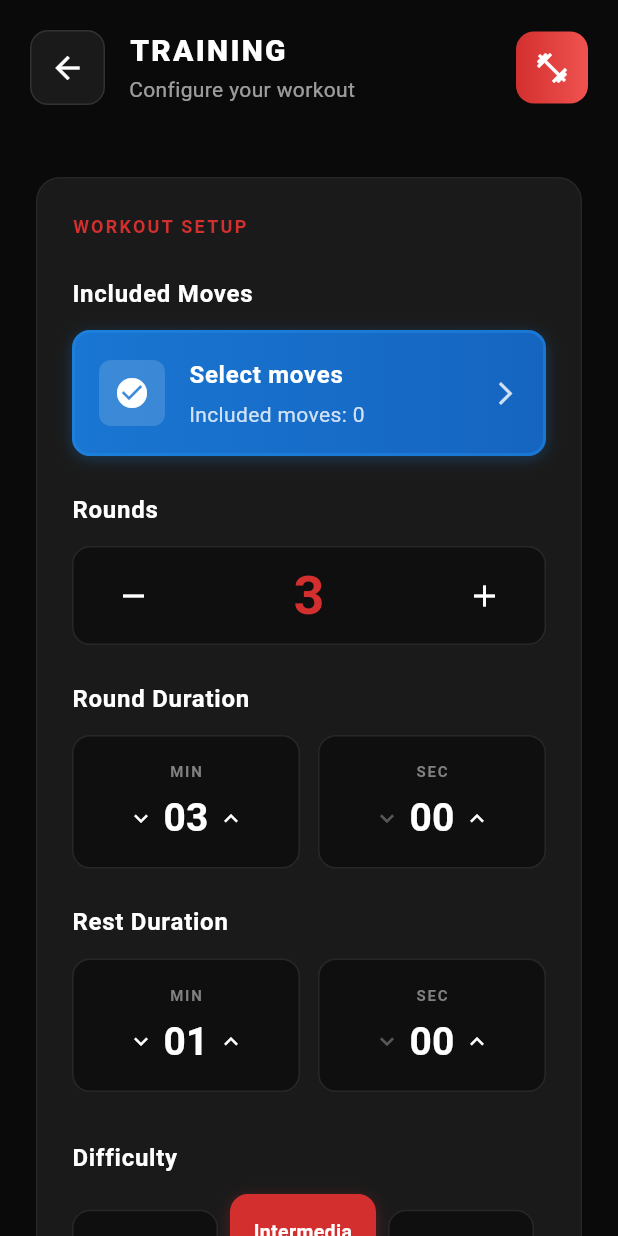
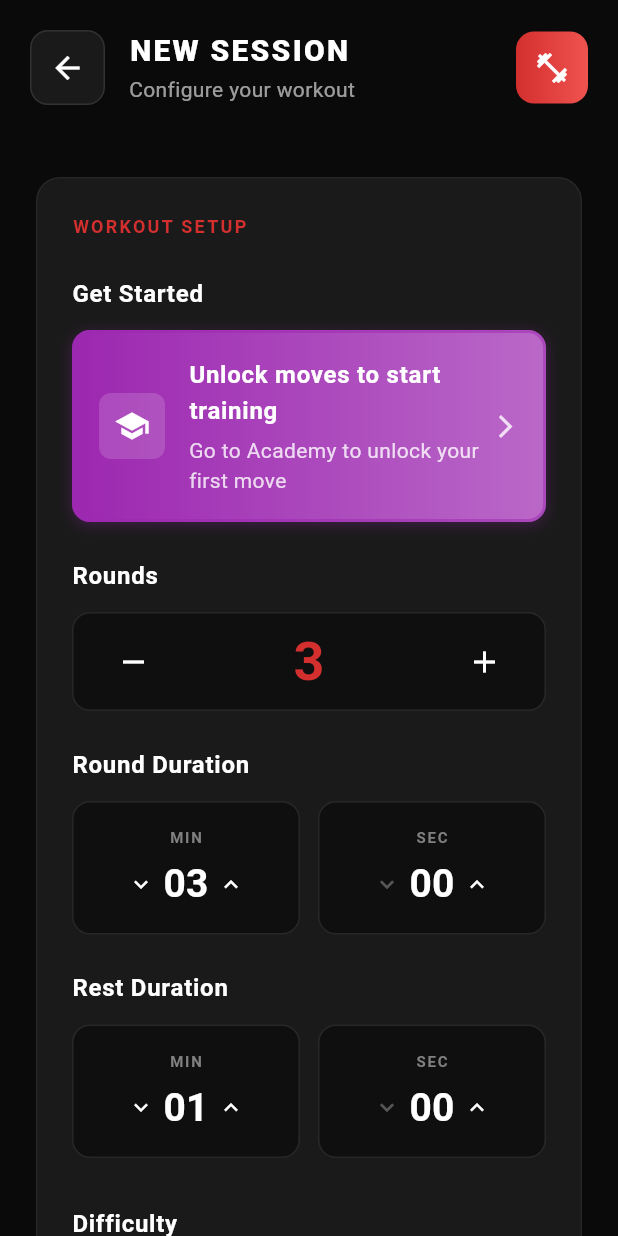
Before and after one commit to mikebg95/fight-my-shadow, a Flutter app: the HomeScreen screen opened directly, on a phone screen of 412 x 824 dp. Run offline on Flutter 3.47's test engine with Material 3 defaults, Android fonts, the phone set to English and light mode, and no system bars; our stand-ins replace audioplayers, flutter_tts, shared_preferences; accounts and stored records are empty.

Commit message:
Training setup improvements: NEW SESSION title + Academy CTA for zero moves
Title change:
- Rename "TRAINING" to "NEW SESSION" for clarity
- Keep red theme and subtitle

Zero unlocked moves handling:
- If user has 0 unlocked moves, replace "Included Moves" section
- Show purple Academy CTA card: "Unlock moves to start training"
- Subtitle: "Go to Academy to unlock your first move"
- Tapping card navigates to Academy screen
- Otherwise show normal blue Included Moves selector

🤖 Generated with [Claude Code](https://claude.com/claude-code)

Co-Authored-By: Claude Sonnet 4.5 <noreply@anthropic.com>

```diff
--- a/lib/main.dart
+++ b/lib/main.dart
@@ -361,7 +361,7 @@ class _HomeScreenState extends State<HomeScreen> {
               crossAxisAlignment: CrossAxisAlignment.start,
               children: [
                 Text(
-                  'TRAINING',
+                  'NEW SESSION',
                   style: Theme.of(context).textTheme.titleLarge?.copyWith(
                         letterSpacing: 1.5,
                         fontWeight: FontWeight.w800,
@@ -744,10 +744,103 @@ class _HomeScreenState extends State<HomeScreen> {
   }
 
   Widget _buildIncludedMovesButton() {
-    return Consumer<TrainingPreferencesController>(
-      builder: (context, trainingController, _) {
+    return Consumer2<TrainingPreferencesController, StoryModeController>(
+      builder: (context, trainingController, storyController, _) {
         final includedCount = trainingController.includedCount;
-
+        final unlockedCount = storyController.state.moveProgress
+            .where((p) => p.isUnlocked)
+            .length;
+
+        // If zero unlocked moves, show Academy CTA instead
+        if (unlockedCount == 0) {
+          return Column(
+            crossAxisAlignment: CrossAxisAlignment.start,
+            children: [
+              Text(
+                'Get Started',
+                style: Theme.of(context).textTheme.bodyLarge?.copyWith(
+                      fontWeight: FontWeight.w600,
+                      color: Colors.white,
+                    ),
+              ),
+              const SizedBox(height: 12),
+              InkWell(
+                onTap: () {
+                  Navigator.pushNamed(context, '/academy');
+                },
+                borderRadius: BorderRadius.circular(12),
+                child: Container(
+                  padding: const EdgeInsets.all(16),
+                  decoration: BoxDecoration(
+                    gradient: const LinearGradient(
+                      colors: [
+                        Color(0xFF9C27B0), // Purple for Academy
+                        Color(0xFFBA68C8),
+                      ],
+                    ),
+                    borderRadius: BorderRadius.circular(12),
+                    border: Border.all(
+                      color: const Color(0xFF9C27B0).withValues(alpha: 0.5),
+                      width: 2,
+                    ),
+                    boxShadow: [
+                      BoxShadow(
+                        color: const Color(0xFF9C27B0).withValues(alpha: 0.3),
+                        blurRadius: 8,
+                        offset: const Offset(0, 2),
+                      ),
+                    ],
+                  ),
+                  child: Row(
+                    children: [
+                      Container(
+                        padding: const EdgeInsets.all(10),
+                        decoration: BoxDecoration(
+                          color: Colors.white.withValues(alpha: 0.15),
+                          borderRadius: BorderRadius.circular(8),
+                        ),
+                        child: const Icon(
+                          Icons.school,
+                          color: Colors.white,
+                          size: 24,
+                        ),
+                      ),
+                      const SizedBox(width: 16),
+                      Expanded(
+                        child: Column(
+                          crossAxisAlignment: CrossAxisAlignment.start,
+                          children: [
+                            Text(
+                              'Unlock moves to start training',
+                              style: Theme.of(context).textTheme.bodyLarge?.copyWith(
+                                    fontWeight: FontWeight.w700,
+                                    color: Colors.white,
+                                  ),
+                            ),
+                            const SizedBox(height: 4),
+                            Text(
+                              'Go to Academy to unlock your first move',
+                              style: Theme.of(context).textTheme.bodyMedium?.copyWith(
+                                    color: Colors.white.withValues(alpha: 0.8),
+                                  ),
+                            ),
+                          ],
+                        ),
+                      ),
+                      Icon(
+                        Icons.arrow_forward_ios,
+                        color: Colors.white.withValues(alpha: 0.8),
+                        size: 18,
+                      ),
+                    ],
+                  ),
+                ),
+              ),
+            ],
+          );
+        }
+
+        // Otherwise show normal Included Moves button
         return Column(
           crossAxisAlignment: CrossAxisAlignment.start,
           children: [
```
